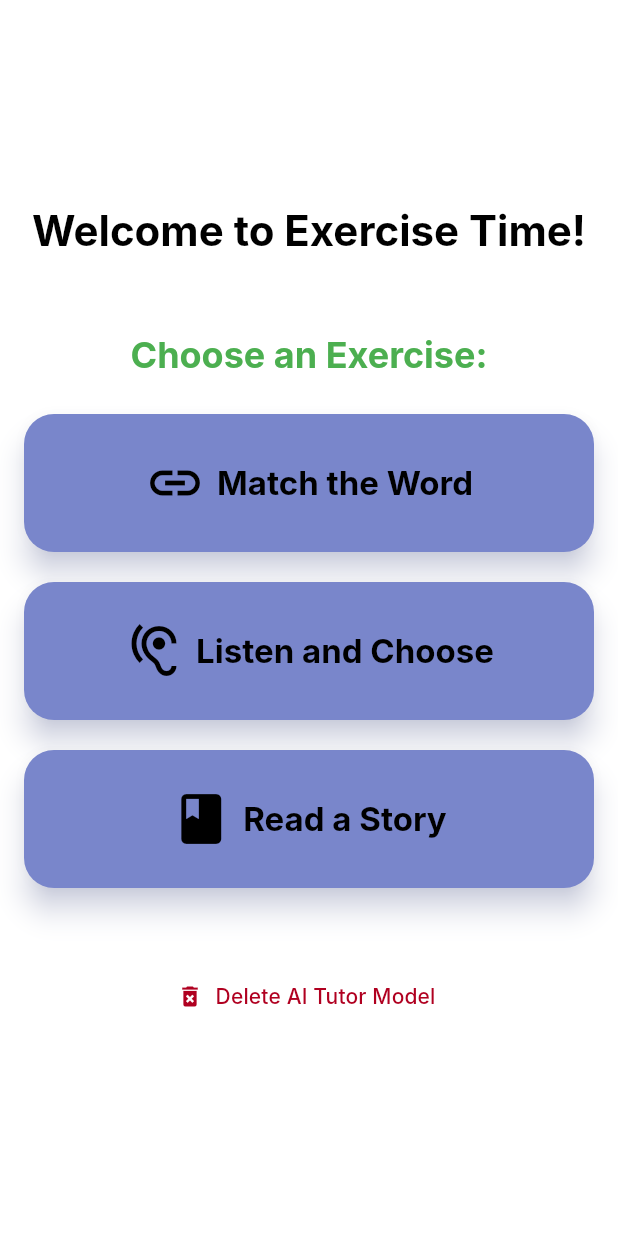
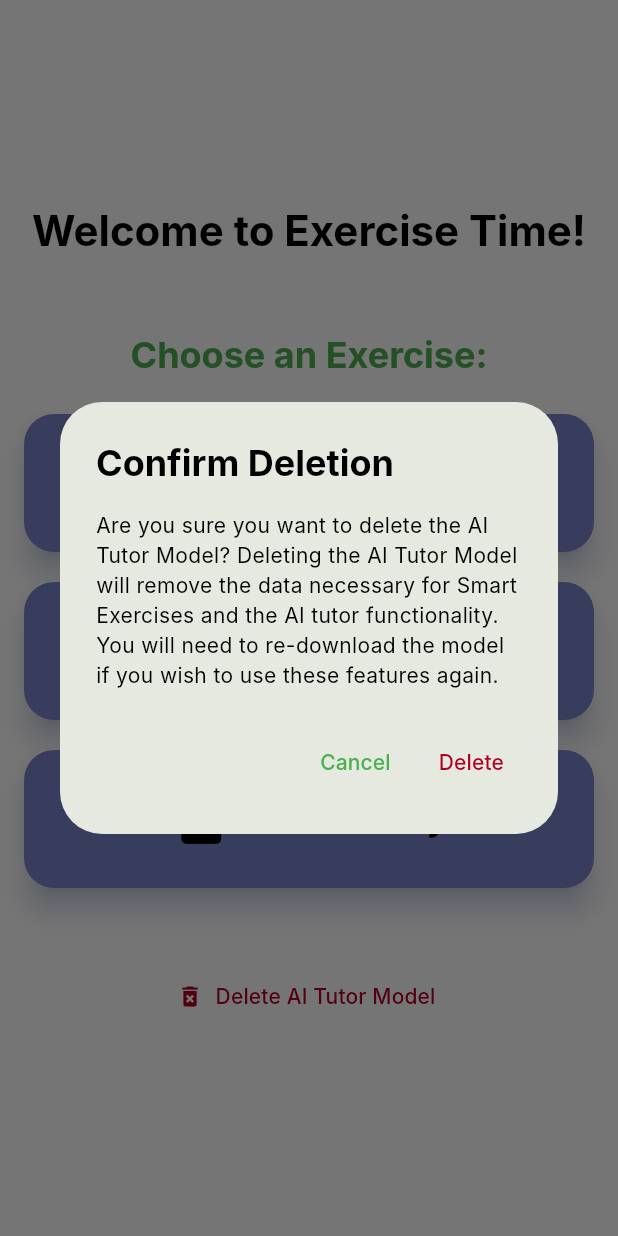
Before and after one commit to pritam-bs/the_kids_app, a Flutter app: the _MainContent widget shown alone on an empty page, opened directly, after a tap on "Delete AI Tutor Model", on a phone screen of 412 x 824 dp. Run offline on Flutter 3.47's test engine with Material 3 defaults, Android fonts, the phone set to English and light mode, and no system bars; our stand-ins replace auto_route, cached_network_image, equatable, firebase_core, firebase_crashlytics, firebase_remote_config and 9 more; missing offline and left inert: background_downloader, cloudflare_r2, dart:js_interop; accounts and stored records are empty; Roboto replaces fonts that are missing (Inter).

Commit message:
Clean Up and Refactor

```diff
--- a/lib/src/presentation/features/exercise_home/ui/exercise_home_screen.dart
+++ b/lib/src/presentation/features/exercise_home/ui/exercise_home_screen.dart
@@ -163,7 +163,7 @@ class _DownloadingUI extends StatelessWidget {
             const SizedBox(height: 16),
             Text('$percentage% complete', style: const TextStyle(fontSize: 16)),
             const SizedBox(height: 32),
-            TextButton(
+            ElevatedButton(
               onPressed: () {
                 context.read<ExerciseHomeBloc>().add(
                   ExerciseHomeEvent.downloadCancelled(),
@@ -318,13 +318,19 @@ class _MainContent extends StatelessWidget {
                   ),
                 ],
               ),
-              // Optional: Add a button to delete the model for testing purposes
+              // Add a button to delete the model
               const SizedBox(height: 48),
               TextButton.icon(
-                onPressed: () {
-                  context.read<ExerciseHomeBloc>().add(
-                    ExerciseHomeEvent.deleteModelRequested(),
+                onPressed: () async {
+                  final bool? confirmed = await _showDeleteConfirmationDialog(
+                    context,
                   );
+
+                  if (confirmed != null && confirmed && context.mounted) {
+                    context.read<ExerciseHomeBloc>().add(
+                      ExerciseHomeEvent.deleteModelRequested(),
+                    );
+                  }
                 },
                 icon: Icon(Icons.delete_forever, color: colorScheme.error),
                 label: Text(
@@ -378,4 +384,36 @@ class _MainContent extends StatelessWidget {
       ),
     );
   }
+
+  // A separate function for the model delete confirmation dialog
+  Future<bool?> _showDeleteConfirmationDialog(BuildContext context) async {
+    return showDialog<bool>(
+      context: context,
+      builder: (BuildContext dialogContext) {
+        return AlertDialog(
+          title: const Text('Confirm Deletion'),
+          content: const Text(
+            'Are you sure you want to delete the AI Tutor Model? Deleting the AI Tutor Model will remove the data necessary for Smart Exercises and the AI tutor functionality. You will need to re-download the model if you wish to use these features again.',
+          ),
+          actions: <Widget>[
+            TextButton(
+              onPressed: () {
+                Navigator.of(dialogContext).pop(false);
+              },
+              child: const Text('Cancel'),
+            ),
+            TextButton(
+              onPressed: () {
+                Navigator.of(dialogContext).pop(true);
+              },
+              child: Text(
+                'Delete',
+                style: TextStyle(color: Theme.of(context).colorScheme.error),
+              ),
+            ),
+          ],
+        );
+      },
+    );
+  }
 }
```
Also changed, not shown: lib/src/core/tts/tts_service.dart (+17 -10 lines).
